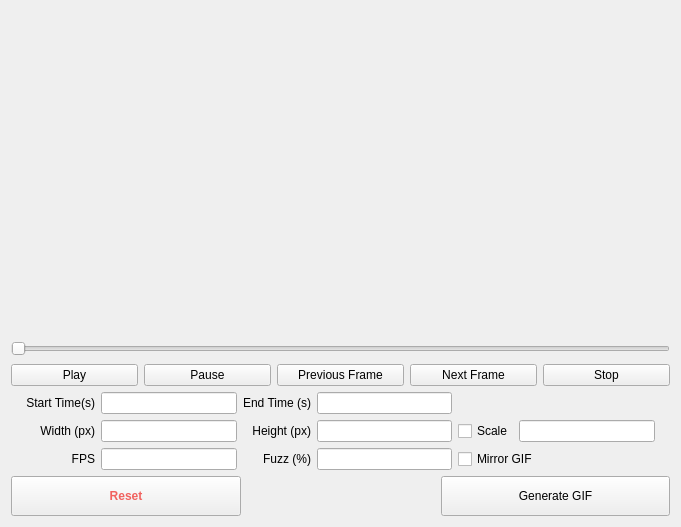
Qt form MagicBox.ui (mikkkee/gifer) before a commit.
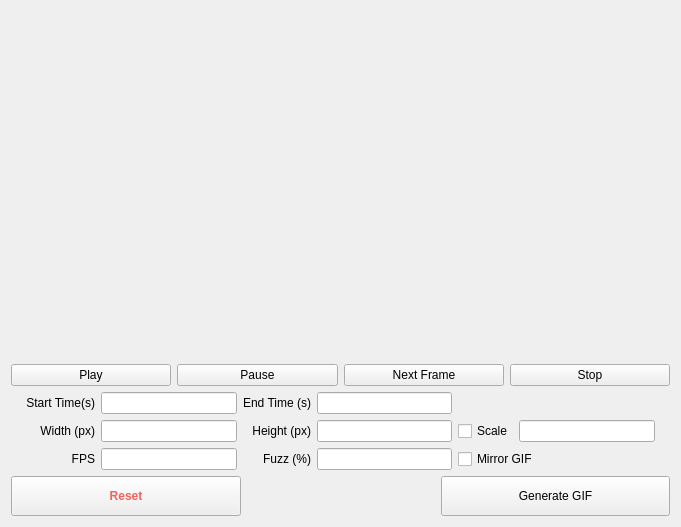
The same form after that commit.

Commit message: Finished Todo: 1. Package as exe / installer 2. UI design

What changed in the file:
```diff
--- a/MagicBox.ui
+++ b/MagicBox.ui
@@ -35,19 +35,6 @@
        </property>
       </widget>
      </item>
-     <item>
-      <widget class="QSlider" name="horizontalSlider">
-       <property name="minimumSize">
-        <size>
-         <width>0</width>
-         <height>19</height>
-        </size>
-       </property>
-       <property name="orientation">
-        <enum>Qt::Horizontal</enum>
-       </property>
-      </widget>
-     </item>
      <item>
       <layout class="QHBoxLayout" name="horizontalLayout">
        <property name="sizeConstraint">
@@ -67,13 +54,6 @@
          </property>
         </widget>
        </item>
-       <item>
-        <widget class="QPushButton" name="prev_frame_btn">
-         <property name="text">
-          <string>Previous Frame</string>
-         </property>
-        </widget>
-       </item>
        <item>
         <widget class="QPushButton" name="next_frame_btn">
          <property name="text">
```
The commit also changes 1 other file.
